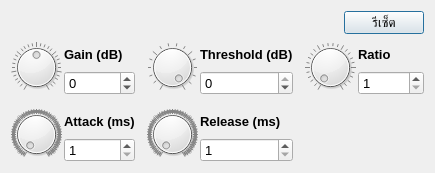
Old version of the form FXDialogs/CompressorFXDialog.ui in the repository pie62/HandyKaraoke.
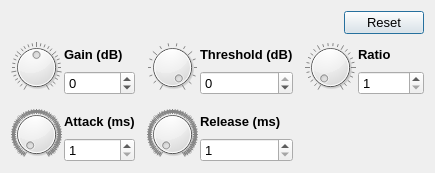
New version of the form. Icons and pictures are not drawn.

Commit message: change reset effect button text

Diff of the .ui file:
```diff
--- a/FXDialogs/CompressorFXDialog.ui
+++ b/FXDialogs/CompressorFXDialog.ui
@@ -50,7 +50,7 @@
      <item>
       <widget class="QPushButton" name="btnReset">
        <property name="text">
-        <string>รีเซ็ต</string>
+        <string>Reset</string>
        </property>
       </widget>
      </item>
```
The commit also changes 7 other files.
